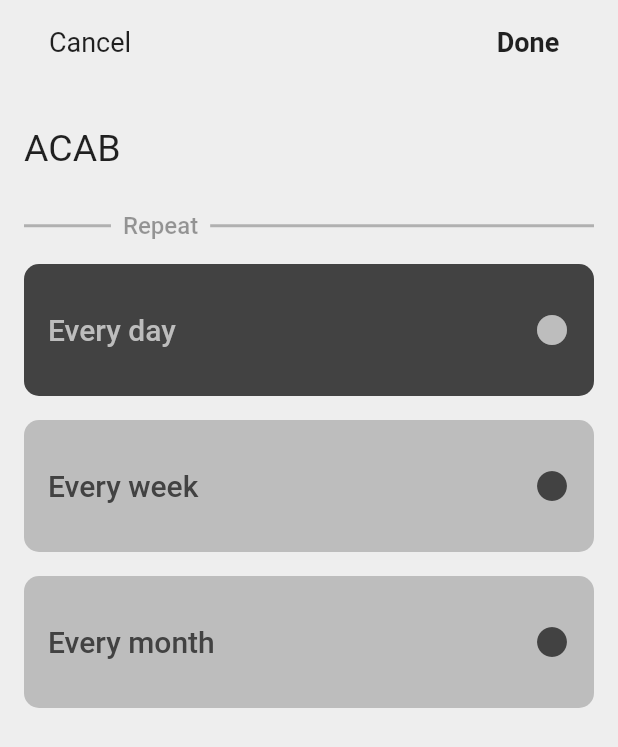
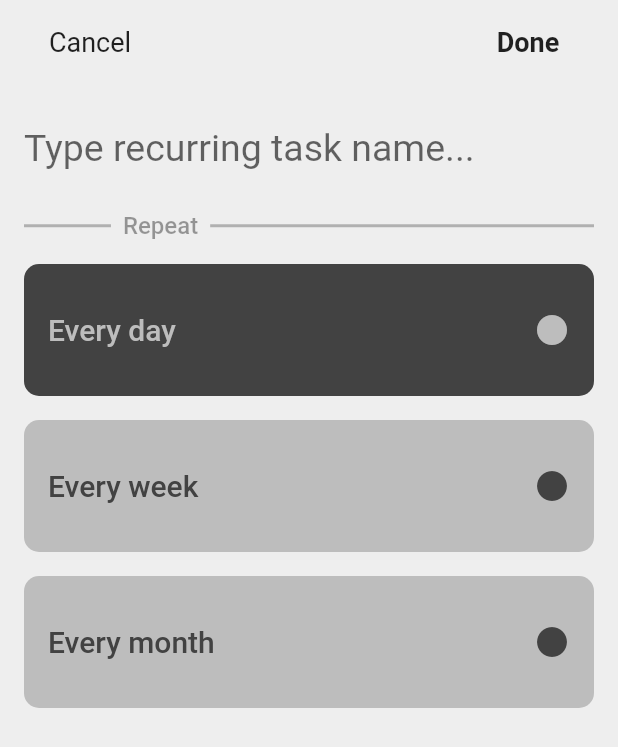
Before and after one commit to instinctools/routine, a Flutter app: the screen it shows after launch, after a tap on the "add" icon, on a phone screen of 412 x 824 dp. Shown: the top 747 px of the screen. Run offline on Flutter 3.47's test engine with Material 2 defaults, Android fonts, the phone set to English and light mode, and no system bars; missing offline and left inert: flutter_picker.

Commit message:
realize presenter and todo model, connect with widgets

```diff
--- /dev/null
+++ b/Flutter/routine_flutter/lib/data/todo.dart
@@ -0,0 +1,25 @@
+class Todo {
+  final int _id;
+  final String _title;
+  final String _periodUnit;
+  final int _periodValue;
+  final int _timestamp;
+
+  Todo(this._id, this._title, this._periodUnit, this._periodValue,
+      this._timestamp);
+
+  int get periodValue => _periodValue;
+
+  String get title => _title;
+
+  String get periodUnit => _periodUnit;
+
+  int get id => _id;
+
+  int get timestamp => _timestamp;
+
+  @override
+  String toString() {
+    return 'Todo{$id, $periodValue, $periodUnit, $title, $timestamp}';
+  }
+}
--- a/Flutter/routine_flutter/lib/ui/edit/PeriodUnitSelector.dart
+++ b/Flutter/routine_flutter/lib/ui/edit/PeriodUnitSelector.dart
@@ -2,14 +2,15 @@ import 'package:flutter/material.dart';
 import 'package:flutter/rendering.dart';
 import 'package:flutter_picker/Picker.dart';
 import 'package:flutter_picker/flutter_picker.dart';
+import 'package:routine_flutter/ui/edit/edit_presenter.dart';
 import 'package:routine_flutter/ui/edit/period.dart';
 import 'package:routine_flutter/utils/consts.dart';
 import 'package:routine_flutter/utils/styles.dart';
 
 class PeriodUnitSelector extends StatefulWidget {
-  final Task task;
+  final EditPresenter presenter;
 
-  PeriodUnitSelector({this.task});
+  PeriodUnitSelector(this.presenter);
 
   @override
   _PeriodUnitSelectorState createState() => _PeriodUnitSelectorState();
@@ -17,17 +18,15 @@ class PeriodUnitSelector extends StatefulWidget {
 
 class _PeriodUnitSelectorState extends State<PeriodUnitSelector> {
   int _selectedIndex;
-  Task resultValue;
+  EditPresenter presenter;
 
   @override
   void initState() {
     super.initState();
-    Task task = widget.task;
-    if (task == null) {
-      print(task);
-      resultValue = Task(0, Period.DAY);
-    }
-    _selectedIndex = resultValue.periodUnit.id;
+    presenter = widget.presenter;
+    _selectedIndex = Period.values
+        .firstWhere((value) => value.name == presenter.periodUnit)
+        .id;
   }
 
   @override
@@ -41,16 +40,16 @@ class _PeriodUnitSelectorState extends State<PeriodUnitSelector> {
     List<Widget> result = <Widget>[];
     final periodUnits = Period.values;
     for (var index = 0; index < periodUnits.length; index++) {
-      var task = Task(index, periodUnits[index]);
-      var periodButton = _createPeriodButton(task);
+      var data = PeriodData(index, periodUnits[index]);
+      var periodButton = _createPeriodButton(data);
       result.add(periodButton);
     }
     return result;
   }
 
-  Widget _createPeriodButton(Task task) {
-    var isSelected = task.id == _selectedIndex;
-    var periodText = 'Every ${task.periodUnit.name}';
+  Widget _createPeriodButton(PeriodData data) {
+    var isSelected = data.id == _selectedIndex;
+    var periodText = 'Every ${data.periodUnit.name}';
     var bgColor = isSelected
         ? ColorsRes.selectedPeriodUnitColor
         : ColorsRes.unselectedPeriodUnitColor;
@@ -63,7 +62,7 @@ class _PeriodUnitSelectorState extends State<PeriodUnitSelector> {
 
     return GestureDetector(
         onTap: () {
-          _onPeriodSelected(task.id);
+          _onPeriodSelected(data.id);
         },
         child: Container(
             margin: EdgeInsets.only(top: Dimens.COMMON_PADDING_DOUBLE),
@@ -95,7 +94,7 @@ class _PeriodUnitSelectorState extends State<PeriodUnitSelector> {
   void _onPeriodSelected(int id) {
     setState(() {
       print('Selected index = $id period = ${Period.values[id].name}');
-      resultValue.periodUnit = Period.values[id];
+      presenter.periodUnit = Period.values[id].name;
       _showPeriodPicker(context);
       _selectedIndex = id;
     });
@@ -105,23 +104,20 @@ class _PeriodUnitSelectorState extends State<PeriodUnitSelector> {
     Picker(
         adapter: NumberPickerAdapter(data: [
           NumberPickerColumn(
-              begin: 1, end: 100, initValue: resultValue.periodValue)
+              begin: 1, end: 100, initValue: presenter.periodValue)
         ]),
         title: Text('Select period...'),
         textScaleFactor: 1.2,
         hideHeader: true,
         onConfirm: (picker, values) {
-          resultValue.periodValue = picker.getSelectedValues().first;
+          presenter.periodValue = picker.getSelectedValues().first;
         }).showDialog(context);
   }
-
-  Task getResult() => resultValue;
 }
 
-class Task {
+class PeriodData {
   int id;
   Period periodUnit;
-  int periodValue;
 
-  Task(this.id, this.periodUnit, {this.periodValue = 1});
+  PeriodData(this.id, this.periodUnit);
 }
--- /dev/null
+++ b/Flutter/routine_flutter/lib/ui/edit/edit_presenter.dart
@@ -0,0 +1,25 @@
+import 'package:flutter/cupertino.dart';
+import 'package:routine_flutter/data/todo.dart';
+
+class EditPresenter {
+  int id = 0;
+  String periodUnit = 'day';
+  int periodValue = 1;
+  int timestamp = 0;
+
+  final TextEditingController controller = TextEditingController();
+  final formKey = GlobalKey<FormState>();
+
+  EditPresenter(Todo todo) {
+    if (todo != null) {
+      this.id = todo.id;
+      this.periodUnit = todo.periodUnit;
+      this.periodValue = todo.periodValue;
+      this.timestamp = todo.timestamp;
+      this.controller.text = todo.title;
+    }
+  }
+
+  Todo getResult() =>
+      Todo(id, controller.value.text, periodUnit, periodValue, timestamp);
+}
--- a/Flutter/routine_flutter/lib/ui/edit/editscreen.dart
+++ b/Flutter/routine_flutter/lib/ui/edit/editscreen.dart
@@ -1,30 +1,27 @@
 import 'package:flutter/cupertino.dart';
 import 'package:flutter/material.dart';
+import 'package:routine_flutter/data/todo.dart';
 import 'package:routine_flutter/ui/edit/PeriodUnitSelector.dart';
+import 'package:routine_flutter/ui/edit/edit_presenter.dart';
 import 'package:routine_flutter/utils/consts.dart';
 import 'package:routine_flutter/utils/styles.dart';
 
 class EditScreen extends StatefulWidget {
-  final String value;
+  final Todo entry;
 
-  EditScreen(this.value);
+  EditScreen({this.entry});
 
   @override
-  _EditScreenState createState() => _EditScreenState(value);
+  _EditScreenState createState() => _EditScreenState();
 }
 
 class _EditScreenState extends State<EditScreen> {
-  String value;
-
-  _EditScreenState(this.value);
-
-  TextEditingController _controller;
-  final _titleFormKey = GlobalKey<FormState>();
+  EditPresenter presenter;
 
   @override
   void initState() {
     super.initState();
-    _controller = TextEditingController(text: widget.value);
+    presenter = EditPresenter(widget.entry);
   }
 
   @override
@@ -50,8 +47,8 @@ class _EditScreenState extends State<EditScreen> {
                 Strings.EDIT_DONE_BUTTON_TEXT,
                 style: Styles.edit_appbar_done_text_style,
               ),
-              onPressed: () => _titleFormKey.currentState.validate()
-                  ? print('value = ${_controller.value.text}')
+              onPressed: () => presenter.formKey.currentState.validate()
+                  ? print('value = ${presenter.getResult().toString()}')
                   : print('validation failed'),
             )
           ],
@@ -63,12 +60,12 @@ class _EditScreenState extends State<EditScreen> {
           mainAxisAlignment: MainAxisAlignment.start,
           crossAxisAlignment: CrossAxisAlignment.stretch,
           children: <Widget>[
-            TitleInputForm(_controller, _titleFormKey),
+            TitleInputForm(presenter),
             Padding(
               padding: EdgeInsets.only(top: 16.0),
               child: DividerWithLabel(),
             ),
-            PeriodUnitSelector()
+            PeriodUnitSelector(presenter)
           ],
         ),
       ),
@@ -77,10 +74,8 @@ class _EditScreenState extends State<EditScreen> {
 }
 
 class TitleInputForm extends StatefulWidget {
-  const TitleInputForm(this._controller, this._formKey, {Key key})
-      : super(key: key);
-  final TextEditingController _controller;
-  final GlobalKey _formKey;
+  const TitleInputForm(this.presenter, {Key key}) : super(key: key);
+  final EditPresenter presenter;
 
   @override
   _TitleInputFormState createState() => _TitleInputFormState();
@@ -90,9 +85,9 @@ class _TitleInputFormState extends State<TitleInputForm> {
   @override
   Widget build(BuildContext context) {
     return Form(
-      key: widget._formKey,
+      key: widget.presenter.formKey,
       child: TextFormField(
-        controller: widget._controller,
+        controller: widget.presenter.controller,
         style: Styles.edit_input_text_style,
         keyboardType: TextInputType.text,
         validator: (value) =>
--- a/Flutter/routine_flutter/lib/ui/todo/todoitem.dart
+++ b/Flutter/routine_flutter/lib/ui/todo/todoitem.dart
@@ -4,7 +4,7 @@ import 'package:routine_flutter/utils/consts.dart';
 import 'package:routine_flutter/utils/styles.dart';
 
 class TodoItem extends StatelessWidget {
-  final Todo entry;
+  final TodoTMP entry;
   final int index;
 
   TodoItem(this.entry, this.index);
@@ -61,10 +61,10 @@ class TodoItem extends StatelessWidget {
   }
 }
 
-class Todo {
+class TodoTMP {
   String title;
   String timeLeft;
   String period;
 
-  Todo(this.title, {this.timeLeft = '5 days left', this.period = 'per 2 days'});
+  TodoTMP(this.title, {this.timeLeft = '5 days left', this.period = 'per 2 days'});
 }
--- a/Flutter/routine_flutter/lib/ui/todo/todolist.dart
+++ b/Flutter/routine_flutter/lib/ui/todo/todolist.dart
@@ -27,7 +27,7 @@ class _TodoListState extends State<TodoList> {
             onPressed: () => Navigator.push(
                 context,
                 MaterialPageRoute(
-                    builder: (BuildContext context) => EditScreen('ACAB'))),
+                    builder: (BuildContext context) => EditScreen())),
           )
         ],
       ),
@@ -35,7 +35,7 @@ class _TodoListState extends State<TodoList> {
           itemCount: tasks.length,
           padding: EdgeInsets.all(Dimens.COMMON_PADDING),
           itemBuilder: (context, i) {
-            return TodoItem(Todo(tasks[i]), i);
+            return TodoItem(TodoTMP(tasks[i]), i);
           }),
     );
   }
```
